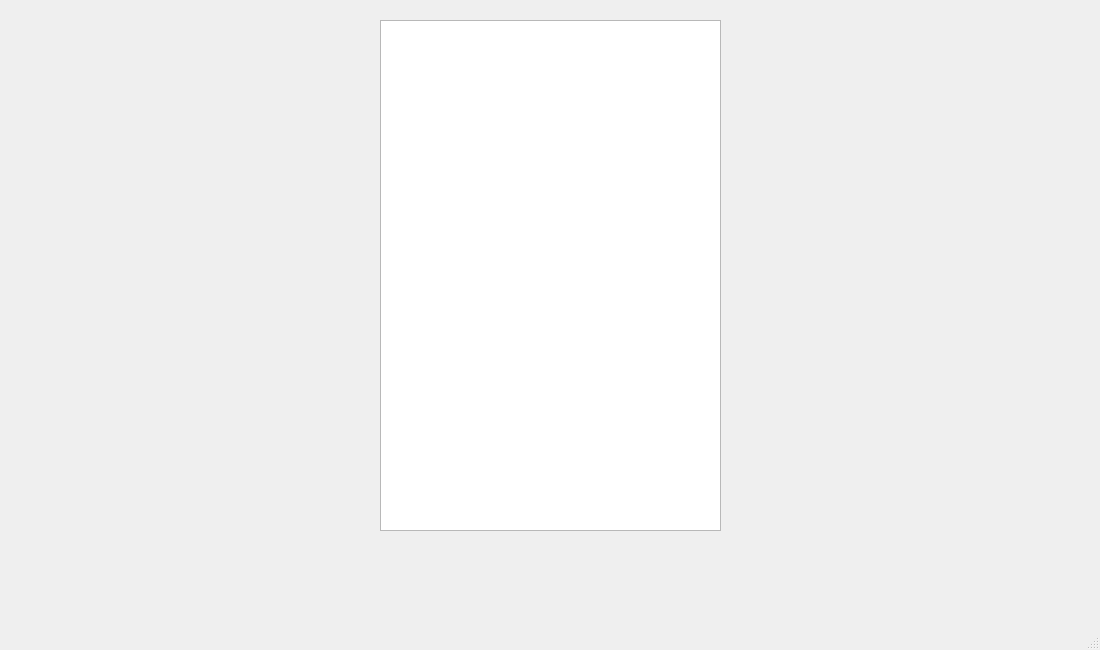
This is mainwindow.ui in jentor67/Qt6ReduceImage as Qt 5 draws it before an edit. The edited form follows.
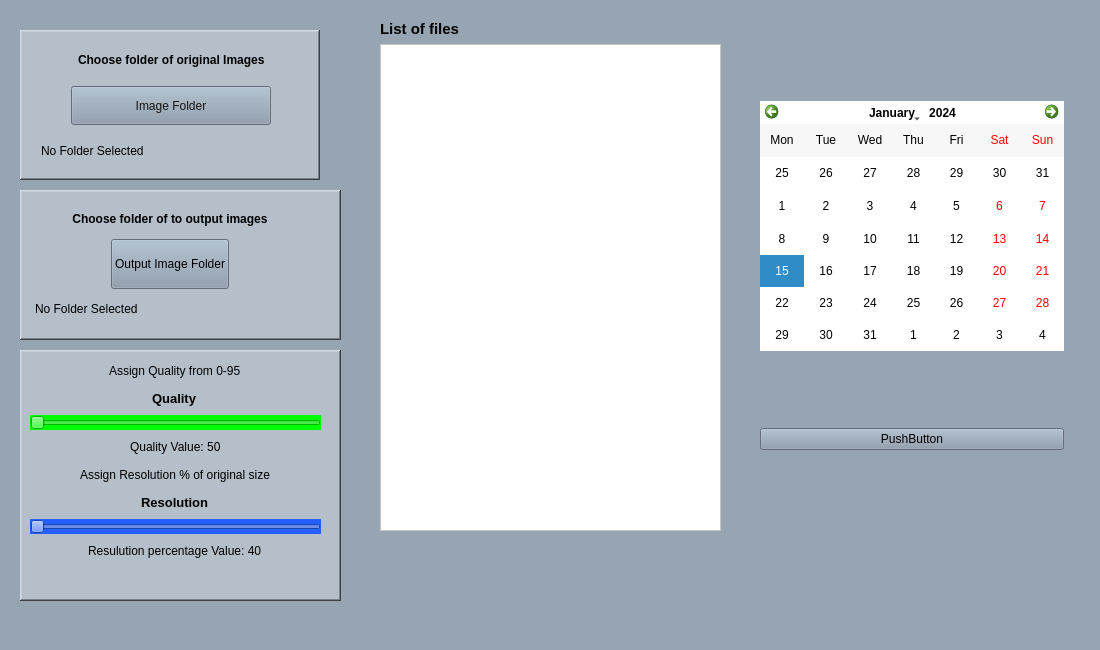
This is the edited form.

What changed in the file:
```diff
--- a/mainwindow.ui
+++ b/mainwindow.ui
@@ -13,6 +13,9 @@
   <property name="windowTitle">
    <string>MainWindow</string>
   </property>
+  <property name="styleSheet">
+   <string notr="true">background-color: rgb(151, 165, 179);</string>
+  </property>
   <widget class="QWidget" name="centralwidget">
    <widget class="QWidget" name="verticalLayoutWidget">
     <property name="geometry">
@@ -20,12 +23,12 @@
       <x>10</x>
       <y>20</y>
       <width>341</width>
-      <height>511</height>
+      <height>591</height>
      </rect>
     </property>
     <layout class="QVBoxLayout" name="vl1">
      <property name="spacing">
-      <number>43</number>
+      <number>10</number>
      </property>
      <property name="leftMargin">
       <number>10</number>
@@ -39,6 +42,352 @@
      <property name="bottomMargin">
       <number>10</number>
      </property>
+     <item>
+      <widget class="QFrame" name="frameInFolder">
+       <property name="maximumSize">
+        <size>
+         <width>300</width>
+         <height>150</height>
+        </size>
+       </property>
+       <property name="styleSheet">
+        <string notr="true">background-color: rgb(181, 191, 201);</string>
+       </property>
+       <property name="frameShape">
+        <enum>QFrame::Shape::WinPanel</enum>
+       </property>
+       <property name="frameShadow">
+        <enum>QFrame::Shadow::Raised</enum>
+       </property>
+       <property name="lineWidth">
+        <number>6</number>
+       </property>
+       <widget class="QWidget" name="verticalLayoutWidget_4">
+        <property name="geometry">
+         <rect>
+          <x>21</x>
+          <y>10</y>
+          <width>261</width>
+          <height>131</height>
+         </rect>
+        </property>
+        <layout class="QVBoxLayout" name="verticalLayout">
+         <item alignment="Qt::AlignmentFlag::AlignHCenter">
+          <widget class="QLabel" name="lblInput">
+           <property name="maximumSize">
+            <size>
+             <width>16777215</width>
+             <height>100</height>
+            </size>
+           </property>
+           <property name="font">
+            <font>
+             <bold>true</bold>
+            </font>
+           </property>
+           <property name="styleSheet">
+            <string notr="true">color: rgb(0, 0, 0);</string>
+           </property>
+           <property name="text">
+            <string>Choose folder of original Images</string>
+           </property>
+          </widget>
+         </item>
+         <item alignment="Qt::AlignmentFlag::AlignHCenter">
+          <widget class="QPushButton" name="buttonIn">
+           <property name="minimumSize">
+            <size>
+             <width>200</width>
+             <height>0</height>
+            </size>
+           </property>
+           <property name="maximumSize">
+            <size>
+             <width>200</width>
+             <height>100</height>
+            </size>
+           </property>
+           <property name="styleSheet">
+            <string notr="true">background-color: rgb(137, 153, 169);
+color: rgb(20, 20, 20);
+selection-color: rgb(57, 76, 110);
+selection-background-color: rgb(0,0,0);</string>
+           </property>
+           <property name="text">
+            <string>Image Folder</string>
+           </property>
+          </widget>
+         </item>
+         <item>
+          <widget class="QLabel" name="lblInFolderStatus">
+           <property name="maximumSize">
+            <size>
+             <width>16777215</width>
+             <height>100</height>
+            </size>
+           </property>
+           <property name="styleSheet">
+            <string notr="true">color: rgb(0, 0, 0);</string>
+           </property>
+           <property name="text">
+            <string>No Folder Selected</string>
+           </property>
+          </widget>
+         </item>
+        </layout>
+       </widget>
+      </widget>
+     </item>
+     <item>
+      <widget class="QFrame" name="frameFolderOut">
+       <property name="maximumSize">
+        <size>
+         <width>16777215</width>
+         <height>150</height>
+        </size>
+       </property>
+       <property name="styleSheet">
+        <string notr="true">background-color: rgb(181, 191, 201);</string>
+       </property>
+       <property name="frameShape">
+        <enum>QFrame::Shape::WinPanel</enum>
+       </property>
+       <property name="frameShadow">
+        <enum>QFrame::Shadow::Raised</enum>
+       </property>
+       <widget class="QWidget" name="verticalLayoutWidget_5">
+        <property name="geometry">
+         <rect>
+          <x>10</x>
+          <y>10</y>
+          <width>281</width>
+          <height>131</height>
+         </rect>
+        </property>
+        <layout class="QVBoxLayout" name="vbOutFolder" stretch="0,0,0">
+         <property name="spacing">
+          <number>1</number>
+         </property>
+         <property name="leftMargin">
+          <number>5</number>
+         </property>
+         <property name="topMargin">
+          <number>0</number>
+         </property>
+         <property name="rightMargin">
+          <number>5</number>
+         </property>
+         <property name="bottomMargin">
+          <number>0</number>
+         </property>
+         <item alignment="Qt::AlignmentFlag::AlignHCenter">
+          <widget class="QLabel" name="lblOutpu">
+           <property name="maximumSize">
+            <size>
+             <width>300</width>
+             <height>30</height>
+            </size>
+           </property>
+           <property name="font">
+            <font>
+             <bold>true</bold>
+            </font>
+           </property>
+           <property name="styleSheet">
+            <string notr="true">color: rgb(0, 0, 0);</string>
+           </property>
+           <property name="text">
+            <string>Choose folder of to output images</string>
+           </property>
+           <property name="alignment">
+            <set>Qt::AlignmentFlag::AlignCenter</set>
+           </property>
+          </widget>
+         </item>
+         <item alignment="Qt::AlignmentFlag::AlignHCenter">
+          <widget class="QPushButton" name="buttonOut">
+           <property name="maximumSize">
+            <size>
+             <width>200</width>
+             <height>50</height>
+            </size>
+           </property>
+           <property name="baseSize">
+            <size>
+             <width>0</width>
+             <height>50</height>
+            </size>
+           </property>
+           <property name="font">
+            <font>
+             <bold>false</bold>
+            </font>
+           </property>
+           <property name="styleSheet">
+            <string notr="true">color: rgb(0, 0, 0);
+background-color: rgb(137, 153, 169);</string>
+           </property>
+           <property name="text">
+            <string>Output Image Folder</string>
+           </property>
+          </widget>
+         </item>
+         <item>
+          <widget class="QLabel" name="lblOutFolderStatus">
+           <property name="maximumSize">
+            <size>
+             <width>16777215</width>
+             <height>30</height>
+            </size>
+           </property>
+           <property name="styleSheet">
+            <string notr="true">color: rgb(0, 0, 0);</string>
+           </property>
+           <property name="text">
+            <string>No Folder Selected</string>
+           </property>
+          </widget>
+         </item>
+        </layout>
+       </widget>
+      </widget>
+     </item>
+     <item>
+      <widget class="QFrame" name="frameSliders">
+       <property name="maximumSize">
+        <size>
+         <width>16777215</width>
+         <height>300</height>
+        </size>
+       </property>
+       <property name="styleSheet">
+        <string notr="true">background-color: rgb(181, 191, 201);</string>
+       </property>
+       <property name="frameShape">
+        <enum>QFrame::Shape::WinPanel</enum>
+       </property>
+       <property name="frameShadow">
+        <enum>QFrame::Shadow::Raised</enum>
+       </property>
+       <widget class="QWidget" name="verticalLayoutWidget_6">
+        <property name="geometry">
+         <rect>
+          <x>10</x>
+          <y>10</y>
+          <width>291</width>
+          <height>201</height>
+         </rect>
+        </property>
+        <property name="styleSheet">
+         <string notr="true">color: rgb(0, 0, 0);</string>
+        </property>
+        <layout class="QVBoxLayout" name="vbSliders">
+         <item alignment="Qt::AlignmentFlag::AlignHCenter">
+          <widget class="QLabel" name="lblQualtiyDesc">
+           <property name="styleSheet">
+            <string notr="true">color: rgb(0, 0, 0);</string>
+           </property>
+           <property name="text">
+            <string>Assign Quality from 0-95</string>
+           </property>
+          </widget>
+         </item>
+         <item alignment="Qt::AlignmentFlag::AlignHCenter">
+          <widget class="QLabel" name="lblQuality">
+           <property name="font">
+            <font>
+             <pointsize>10</pointsize>
+             <bold>true</bold>
+            </font>
+           </property>
+           <property name="styleSheet">
+            <string notr="true">color: rgb(0, 0, 0);</string>
+           </property>
+           <property name="text">
+            <string>Quality</string>
+           </property>
+          </widget>
+         </item>
+         <item>
+          <widget class="QSlider" name="sliderQuality">
+           <property name="styleSheet">
+            <string notr="true">background-color: rgb(0, 255, 0);
+color: rgb(255, 71, 39);
+border-color: rgb(0, 0, 0);</string>
+           </property>
+           <property name="maximum">
+            <number>95</number>
+           </property>
+           <property name="orientation">
+            <enum>Qt::Orientation::Horizontal</enum>
+           </property>
+          </widget>
+         </item>
+         <item alignment="Qt::AlignmentFlag::AlignHCenter">
+          <widget class="QLabel" name="lblQualityValue">
+           <property name="font">
+            <font>
+             <bold>false</bold>
+            </font>
+           </property>
+           <property name="styleSheet">
+            <string notr="true">color: rgb(0, 0, 0);</string>
+           </property>
+           <property name="text">
+            <string>Quality Value: 50</string>
+           </property>
+          </widget>
+         </item>
+         <item alignment="Qt::AlignmentFlag::AlignHCenter">
+          <widget class="QLabel" name="lblResolutionDesc">
+           <property name="styleSheet">
+            <string notr="true">color: rgb(0, 0, 0);</string>
+           </property>
+           <property name="text">
+            <string>Assign Resolution % of original size</string>
+           </property>
+          </widget>
+         </item>
+         <item alignment="Qt::AlignmentFlag::AlignHCenter">
+          <widget class="QLabel" name="lblResolution">
+           <property name="font">
+            <font>
+             <pointsize>10</pointsize>
+             <bold>true</bold>
+            </font>
+           </property>
+           <property name="styleSheet">
+            <string notr="true">color: rgb(0, 0, 0);</string>
+           </property>
+           <property name="text">
+            <string>Resolution</string>
+           </property>
+          </widget>
+         </item>
+         <item>
+          <widget class="QSlider" name="sliderResolution">
+           <property name="styleSheet">
+            <string notr="true">background-color: rgb(37, 95, 255);</string>
+           </property>
+           <property name="orientation">
+            <enum>Qt::Orientation::Horizontal</enum>
+           </property>
+          </widget>
+         </item>
+         <item alignment="Qt::AlignmentFlag::AlignHCenter">
+          <widget class="QLabel" name="lblResolutionValue">
+           <property name="styleSheet">
+            <string notr="true">color: rgb(0, 0, 0);</string>
+           </property>
+           <property name="text">
+            <string>Resulution percentage Value: 40</string>
+           </property>
+          </widget>
+         </item>
+        </layout>
+       </widget>
+      </widget>
+     </item>
     </layout>
    </widget>
    <widget class="QWidget" name="verticalLayoutWidget_2">
@@ -52,7 +401,28 @@
     </property>
     <layout class="QVBoxLayout" name="vl2">
      <item>
-      <widget class="QListView" name="listView"/>
+      <widget class="QLabel" name="label">
+       <property name="font">
+        <font>
+         <pointsize>11</pointsize>
+         <bold>true</bold>
+        </font>
+       </property>
+       <property name="styleSheet">
+        <string notr="true">color: rgb(0, 0, 0);</string>
+       </property>
+       <property name="text">
+        <string>List of files</string>
+       </property>
+      </widget>
+     </item>
+     <item>
+      <widget class="QListView" name="listView">
+       <property name="styleSheet">
+        <string notr="true">background-color: rgb(255, 255, 255);
+color: rgb(0, 0, 0);</string>
+       </property>
+      </widget>
      </item>
     </layout>
    </widget>
@@ -61,7 +431,7 @@
      <rect>
       <x>750</x>
       <y>20</y>
-      <width>321</width>
+      <width>324</width>
       <height>511</height>
      </rect>
     </property>
@@ -78,6 +448,48 @@
      <property name="bottomMargin">
       <number>10</number>
      </property>
+     <item>
+      <widget class="QCalendarWidget" name="calendarWidget">
+       <property name="maximumSize">
+        <size>
+         <width>999999</width>
+         <height>250</height>
+        </size>
+       </property>
+       <property name="baseSize">
+        <size>
+         <width>250</width>
+         <height>200</height>
+        </size>
+       </property>
+       <property name="font">
+        <font>
+         <pointsize>9</pointsize>
+        </font>
+       </property>
+       <property name="styleSheet">
+        <string notr="true">background-color: rgb(255, 255, 255);
+color: rgb(0, 0, 0);</string>
+       </property>
+       <property name="verticalHeaderFormat">
+        <enum>QCalendarWidget::VerticalHeaderFormat::NoVerticalHeader</enum>
+       </property>
+       <property name="navigationBarVisible">
+        <bool>true</bool>
+       </property>
+      </widget>
+     </item>
+     <item>
+      <widget class="QPushButton" name="pushButton">
+       <property name="styleSheet">
+        <string notr="true">background-color: rgb(137, 153, 169);
+color: rgb(0, 0, 0);</string>
+       </property>
+       <property name="text">
+        <string>PushButton</string>
+       </property>
+      </widget>
+     </item>
     </layout>
    </widget>
   </widget>
```
